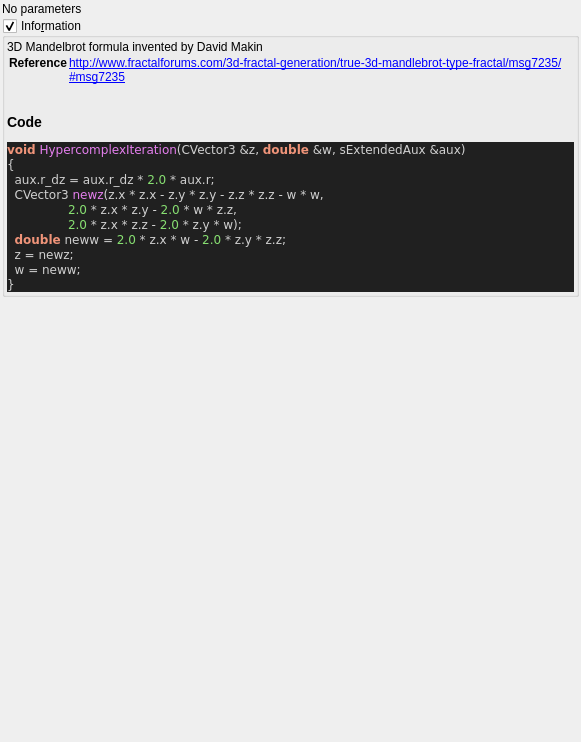
Before: the Qt Designer form mandelbulber2/qt_data/fractal_hypercomplex.ui in buddhi1980/mandelbulber2, drawn with Qt 5.
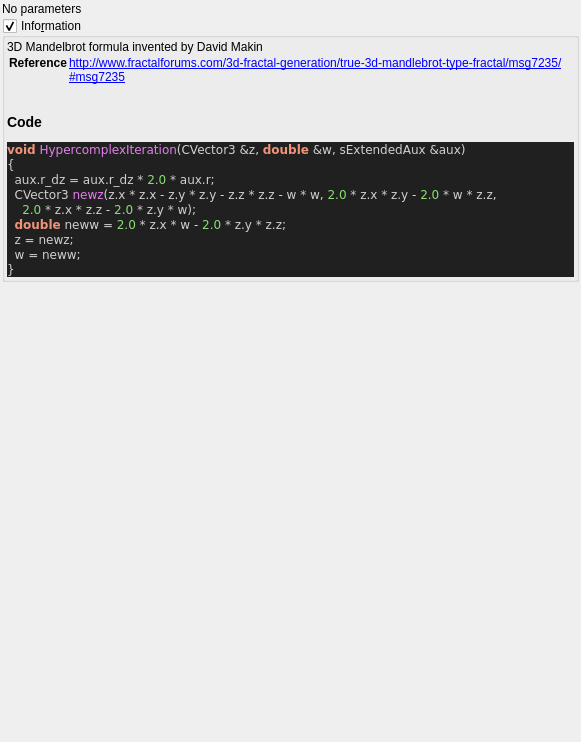
After: the same form once the commit is applied. Custom widgets are drawn as their Qt base class.

Diff of the .ui file:
```diff
--- a/mandelbulber2/qt_data/fractal_hypercomplex.ui
+++ b/mandelbulber2/qt_data/fractal_hypercomplex.ui
@@ -75,9 +75,8 @@
 &lt;pre style=&quot;color:#d0d0d0; background-color:#202020;  font-family:'Courier New',monospace;&quot;&gt;&lt;span style=&quot;color:#f09479; font-weight:bold&quot;&gt;void&lt;/span&gt; &lt;span style=&quot;color:#e47eed&quot;&gt;HypercomplexIteration&lt;/span&gt;&lt;span style=&quot;color:#d0d0d0&quot;&gt;(&lt;/span&gt;CVector3 &lt;span style=&quot;color:#d0d0d0&quot;&gt;&amp;amp;&lt;/span&gt;z&lt;span style=&quot;color:#d0d0d0&quot;&gt;,&lt;/span&gt; &lt;span style=&quot;color:#f09479; font-weight:bold&quot;&gt;double&lt;/span&gt; &lt;span style=&quot;color:#d0d0d0&quot;&gt;&amp;amp;&lt;/span&gt;w&lt;span style=&quot;color:#d0d0d0&quot;&gt;,&lt;/span&gt; sExtendedAux &lt;span style=&quot;color:#d0d0d0&quot;&gt;&amp;amp;&lt;/span&gt;aux&lt;span style=&quot;color:#d0d0d0&quot;&gt;)&lt;/span&gt;
 &lt;span style=&quot;color:#d0d0d0&quot;&gt;{&lt;/span&gt;
   aux&lt;span style=&quot;color:#d0d0d0&quot;&gt;.&lt;/span&gt;r_dz &lt;span style=&quot;color:#d0d0d0&quot;&gt;=&lt;/span&gt; aux&lt;span style=&quot;color:#d0d0d0&quot;&gt;.&lt;/span&gt;r_dz &lt;span style=&quot;color:#d0d0d0&quot;&gt;*&lt;/span&gt; &lt;span style=&quot;color:#87df71&quot;&gt;2.0&lt;/span&gt; &lt;span style=&quot;color:#d0d0d0&quot;&gt;*&lt;/span&gt; aux&lt;span style=&quot;color:#d0d0d0&quot;&gt;.&lt;/span&gt;r&lt;span style=&quot;color:#d0d0d0&quot;&gt;;&lt;/span&gt;
-  CVector3 &lt;span style=&quot;color:#e47eed&quot;&gt;newz&lt;/span&gt;&lt;span style=&quot;color:#d0d0d0&quot;&gt;(&lt;/span&gt;z&lt;span style=&quot;color:#d0d0d0&quot;&gt;.&lt;/span&gt;x &lt;span style=&quot;color:#d0d0d0&quot;&gt;*&lt;/span&gt; z&lt;span style=&quot;color:#d0d0d0&quot;&gt;.&lt;/span&gt;x &lt;span style=&quot;color:#d0d0d0&quot;&gt;-&lt;/span&gt; z&lt;span style=&quot;color:#d0d0d0&quot;&gt;.&lt;/span&gt;y &lt;span style=&quot;color:#d0d0d0&quot;&gt;*&lt;/span&gt; z&lt;span style=&quot;color:#d0d0d0&quot;&gt;.&lt;/span&gt;y &lt;span style=&quot;color:#d0d0d0&quot;&gt;-&lt;/span&gt; z&lt;span style=&quot;color:#d0d0d0&quot;&gt;.&lt;/span&gt;z &lt;span style=&quot;color:#d0d0d0&quot;&gt;*&lt;/span&gt; z&lt;span style=&quot;color:#d0d0d0&quot;&gt;.&lt;/span&gt;z &lt;span style=&quot;color:#d0d0d0&quot;&gt;-&lt;/span&gt; w &lt;span style=&quot;color:#d0d0d0&quot;&gt;*&lt;/span&gt; w&lt;span style=&quot;color:#d0d0d0&quot;&gt;,&lt;/span&gt;
-                &lt;span style=&quot;color:#87df71&quot;&gt;2.0&lt;/span&gt; &lt;span style=&quot;color:#d0d0d0&quot;&gt;*&lt;/span&gt; z&lt;span style=&quot;color:#d0d0d0&quot;&gt;.&lt;/span&gt;x &lt;span style=&quot;color:#d0d0d0&quot;&gt;*&lt;/span&gt; z&lt;span style=&quot;color:#d0d0d0&quot;&gt;.&lt;/span&gt;y &lt;span style=&quot;color:#d0d0d0&quot;&gt;-&lt;/span&gt; &lt;span style=&quot;color:#87df71&quot;&gt;2.0&lt;/span&gt; &lt;span style=&quot;color:#d0d0d0&quot;&gt;*&lt;/span&gt; w &lt;span style=&quot;color:#d0d0d0&quot;&gt;*&lt;/span&gt; z&lt;span style=&quot;color:#d0d0d0&quot;&gt;.&lt;/span&gt;z&lt;span style=&quot;color:#d0d0d0&quot;&gt;,&lt;/span&gt;
-                &lt;span style=&quot;color:#87df71&quot;&gt;2.0&lt;/span&gt; &lt;span style=&quot;color:#d0d0d0&quot;&gt;*&lt;/span&gt; z&lt;span style=&quot;color:#d0d0d0&quot;&gt;.&lt;/span&gt;x &lt;span style=&quot;color:#d0d0d0&quot;&gt;*&lt;/span&gt; z&lt;span style=&quot;color:#d0d0d0&quot;&gt;.&lt;/span&gt;z &lt;span style=&quot;color:#d0d0d0&quot;&gt;-&lt;/span&gt; &lt;span style=&quot;color:#87df71&quot;&gt;2.0&lt;/span&gt; &lt;span style=&quot;color:#d0d0d0&quot;&gt;*&lt;/span&gt; z&lt;span style=&quot;color:#d0d0d0&quot;&gt;.&lt;/span&gt;y &lt;span style=&quot;color:#d0d0d0&quot;&gt;*&lt;/span&gt; w&lt;span style=&quot;color:#d0d0d0&quot;&gt;);&lt;/span&gt;
+  CVector3 &lt;span style=&quot;color:#e47eed&quot;&gt;newz&lt;/span&gt;&lt;span style=&quot;color:#d0d0d0&quot;&gt;(&lt;/span&gt;z&lt;span style=&quot;color:#d0d0d0&quot;&gt;.&lt;/span&gt;x &lt;span style=&quot;color:#d0d0d0&quot;&gt;*&lt;/span&gt; z&lt;span style=&quot;color:#d0d0d0&quot;&gt;.&lt;/span&gt;x &lt;span style=&quot;color:#d0d0d0&quot;&gt;-&lt;/span&gt; z&lt;span style=&quot;color:#d0d0d0&quot;&gt;.&lt;/span&gt;y &lt;span style=&quot;color:#d0d0d0&quot;&gt;*&lt;/span&gt; z&lt;span style=&quot;color:#d0d0d0&quot;&gt;.&lt;/span&gt;y &lt;span style=&quot;color:#d0d0d0&quot;&gt;-&lt;/span&gt; z&lt;span style=&quot;color:#d0d0d0&quot;&gt;.&lt;/span&gt;z &lt;span style=&quot;color:#d0d0d0&quot;&gt;*&lt;/span&gt; z&lt;span style=&quot;color:#d0d0d0&quot;&gt;.&lt;/span&gt;z &lt;span style=&quot;color:#d0d0d0&quot;&gt;-&lt;/span&gt; w &lt;span style=&quot;color:#d0d0d0&quot;&gt;*&lt;/span&gt; w&lt;span style=&quot;color:#d0d0d0&quot;&gt;,&lt;/span&gt; &lt;span style=&quot;color:#87df71&quot;&gt;2.0&lt;/span&gt; &lt;span style=&quot;color:#d0d0d0&quot;&gt;*&lt;/span&gt; z&lt;span style=&quot;color:#d0d0d0&quot;&gt;.&lt;/span&gt;x &lt;span style=&quot;color:#d0d0d0&quot;&gt;*&lt;/span&gt; z&lt;span style=&quot;color:#d0d0d0&quot;&gt;.&lt;/span&gt;y &lt;span style=&quot;color:#d0d0d0&quot;&gt;-&lt;/span&gt; &lt;span style=&quot;color:#87df71&quot;&gt;2.0&lt;/span&gt; &lt;span style=&quot;color:#d0d0d0&quot;&gt;*&lt;/span&gt; w &lt;span style=&quot;color:#d0d0d0&quot;&gt;*&lt;/span&gt; z&lt;span style=&quot;color:#d0d0d0&quot;&gt;.&lt;/span&gt;z&lt;span style=&quot;color:#d0d0d0&quot;&gt;,&lt;/span&gt;
+    &lt;span style=&quot;color:#87df71&quot;&gt;2.0&lt;/span&gt; &lt;span style=&quot;color:#d0d0d0&quot;&gt;*&lt;/span&gt; z&lt;span style=&quot;color:#d0d0d0&quot;&gt;.&lt;/span&gt;x &lt;span style=&quot;color:#d0d0d0&quot;&gt;*&lt;/span&gt; z&lt;span style=&quot;color:#d0d0d0&quot;&gt;.&lt;/span&gt;z &lt;span style=&quot;color:#d0d0d0&quot;&gt;-&lt;/span&gt; &lt;span style=&quot;color:#87df71&quot;&gt;2.0&lt;/span&gt; &lt;span style=&quot;color:#d0d0d0&quot;&gt;*&lt;/span&gt; z&lt;span style=&quot;color:#d0d0d0&quot;&gt;.&lt;/span&gt;y &lt;span style=&quot;color:#d0d0d0&quot;&gt;*&lt;/span&gt; w&lt;span style=&quot;color:#d0d0d0&quot;&gt;);&lt;/span&gt;
   &lt;span style=&quot;color:#f09479; font-weight:bold&quot;&gt;double&lt;/span&gt; neww &lt;span style=&quot;color:#d0d0d0&quot;&gt;=&lt;/span&gt; &lt;span style=&quot;color:#87df71&quot;&gt;2.0&lt;/span&gt; &lt;span style=&quot;color:#d0d0d0&quot;&gt;*&lt;/span&gt; z&lt;span style=&quot;color:#d0d0d0&quot;&gt;.&lt;/span&gt;x &lt;span style=&quot;color:#d0d0d0&quot;&gt;*&lt;/span&gt; w &lt;span style=&quot;color:#d0d0d0&quot;&gt;-&lt;/span&gt; &lt;span style=&quot;color:#87df71&quot;&gt;2.0&lt;/span&gt; &lt;span style=&quot;color:#d0d0d0&quot;&gt;*&lt;/span&gt; z&lt;span style=&quot;color:#d0d0d0&quot;&gt;.&lt;/span&gt;y &lt;span style=&quot;color:#d0d0d0&quot;&gt;*&lt;/span&gt; z&lt;span style=&quot;color:#d0d0d0&quot;&gt;.&lt;/span&gt;z&lt;span style=&quot;color:#d0d0d0&quot;&gt;;&lt;/span&gt;
   z &lt;span style=&quot;color:#d0d0d0&quot;&gt;=&lt;/span&gt; newz&lt;span style=&quot;color:#d0d0d0&quot;&gt;;&lt;/span&gt;
   w &lt;span style=&quot;color:#d0d0d0&quot;&gt;=&lt;/span&gt; neww&lt;span style=&quot;color:#d0d0d0&quot;&gt;;&lt;/span&gt;
```
